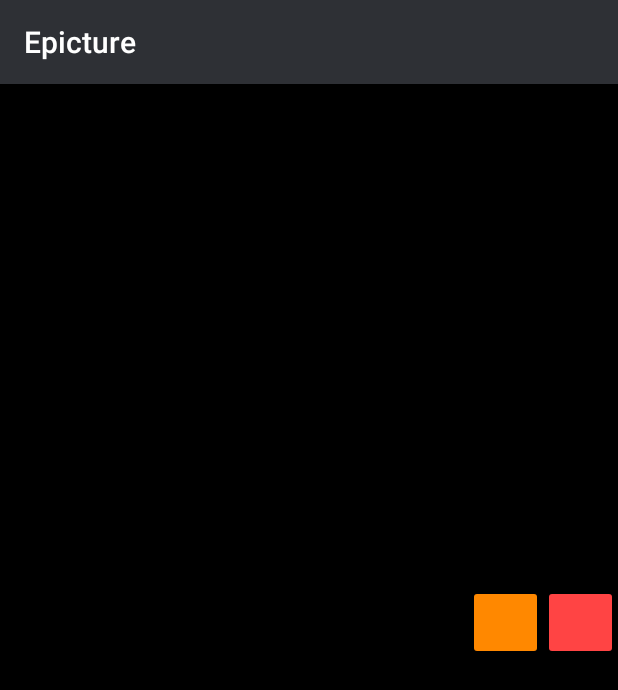
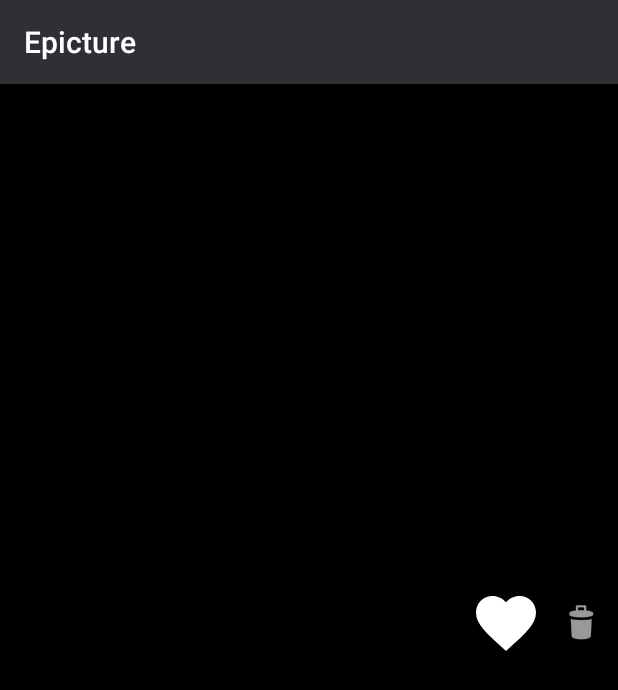
Before and after one commit to Verminator12/Epicture, an Android app: the fragment FullscreenFragment placed in its activity, on a phone screen of 412 x 824 dp. Shown: the top 690 px of the screen. Run offline under Robolectric (Android 15) with nearby library versions, the phone set to English and light mode, and no system bars; pictures from the network do not load.

Commit message:
[UPDATE] - icon to fullscreen fragment

```diff
--- a/app/src/main/res/layout/fragment_fullscreen.xml
+++ b/app/src/main/res/layout/fragment_fullscreen.xml
@@ -10,6 +10,7 @@
         android:layout_width="match_parent"
         android:layout_height="wrap_content"
         android:adjustViewBounds="true"
+        android:contentDescription="@string/FullscreenImage_text"
         android:layout_centerInParent="true"/>
 
     <ProgressBar
@@ -25,7 +26,9 @@
         android:layout_height="50dp"
         android:layout_alignBottom="@id/fullscreen_image"
         android:layout_toStartOf="@id/remove_image"
-        android:backgroundTint="@android:color/holo_orange_dark" />
+        android:backgroundTint="@android:color/transparent"
+        android:contentDescription="@string/FavoriteImage_text"
+        android:src="@drawable/ic_favorite_white_48dp" />
 
     <ImageButton
         android:id="@+id/remove_image"
@@ -33,6 +36,8 @@
         android:layout_height="50dp"
         android:layout_alignBottom="@id/fullscreen_image"
         android:layout_alignParentEnd="true"
-        android:backgroundTint="@android:color/holo_red_light" />
+        android:backgroundTint="@android:color/transparent"
+        android:contentDescription="@string/RemoveImage_text"
+        android:src="@android:drawable/ic_menu_delete" />
 
 </RelativeLayout>
--- a/app/src/main/res/layout/fragment_gallery.xml
+++ b/app/src/main/res/layout/fragment_gallery.xml
@@ -11,7 +11,8 @@
         android:layout_height="wrap_content"
         android:clickable="true"
         android:focusable="true"
-        android:visibility="visible"/>
+        android:visibility="visible"
+        tools:background="@android:color/white" />
 
     <GridView
         android:id="@+id/gallery_grid"
--- a/app/src/main/res/values/strings.xml
+++ b/app/src/main/res/values/strings.xml
@@ -6,6 +6,9 @@
     <string name="home_text">Home</string>
     <string name="trending_text">Trending</string>
     <string name="favorite_text">Favorite</string>
+    <string name="FullscreenImage_text">FullscreenImage</string>
+    <string name="FavoriteImage_text">FavoriteImage</string>
+    <string name="RemoveImage_text">RemoveImage</string>
 
     <!-- TODO: Remove or change this placeholder text -->
     <string name="hello_blank_fragment">Hello blank fragment</string>
```
